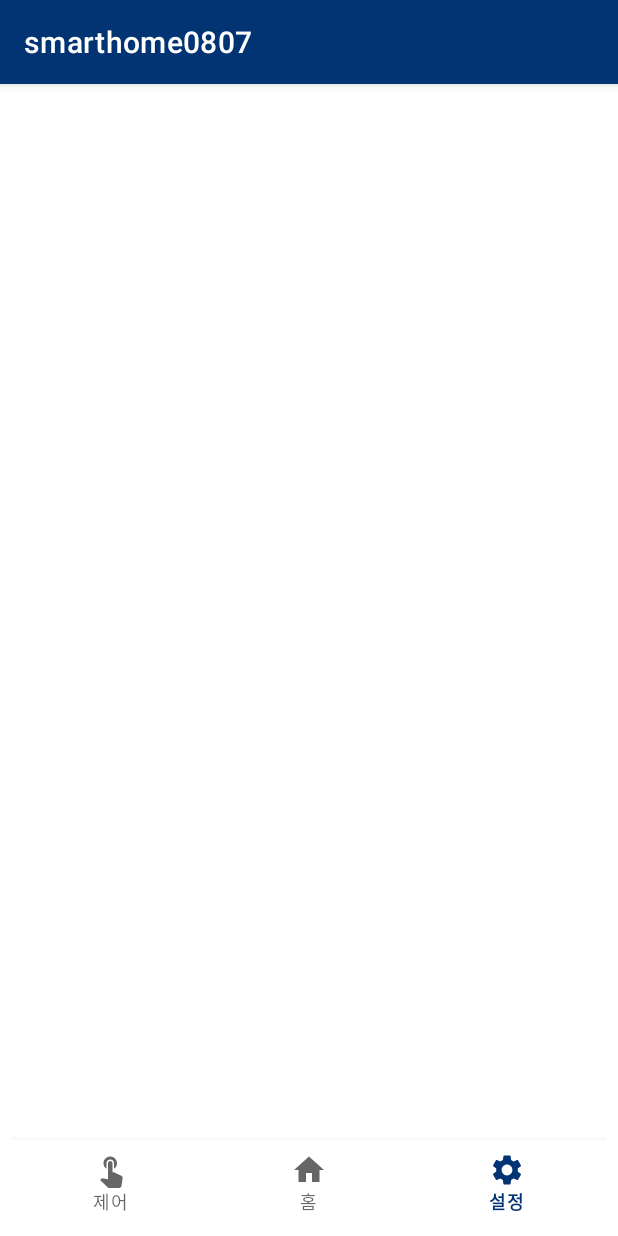
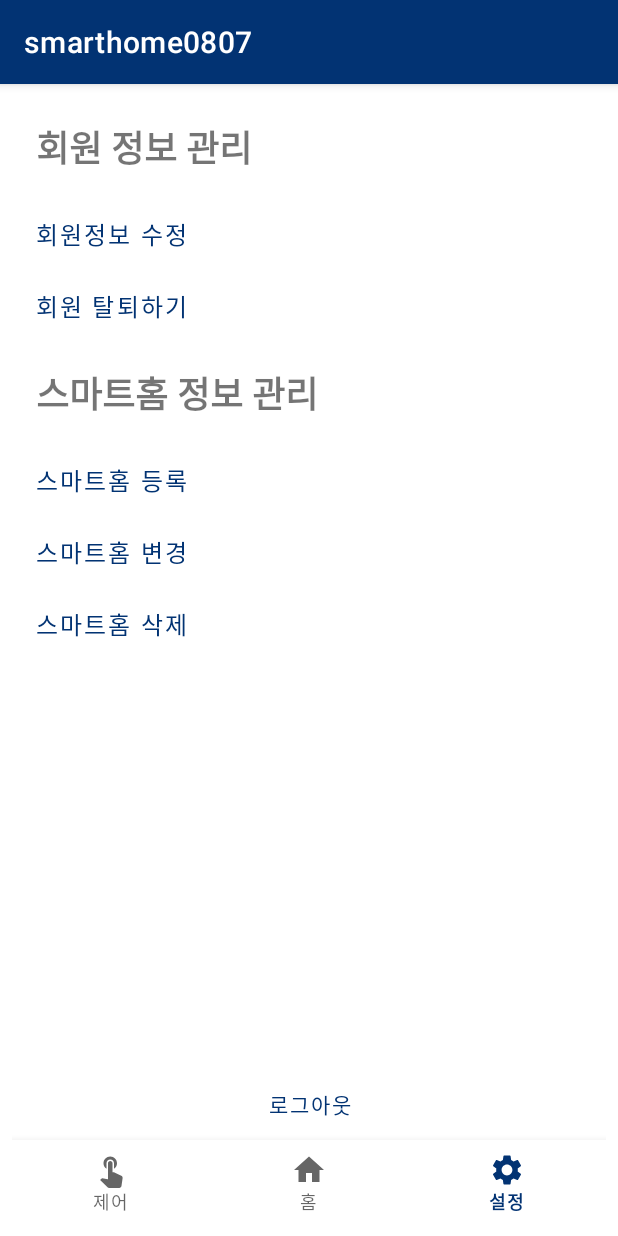
Before and after one commit to Qnokka/SmartHome, an Android app: the fragment Fragment_home placed in its activity, item 3 of the bottom bar chosen, on a phone screen of 412 x 824 dp. Run offline under Robolectric (Android 15) with nearby library versions, the phone set to English and light mode, and no system bars.

Commit message:
221001 1.3.0 fragment name change

```diff
--- a/app/src/main/java/com/example/smarthome0807/DAO/Fragment1.java
+++ b/app/src/main/java/com/example/smarthome0807/DAO/Fragment_control.java
@@ -26,7 +26,7 @@ import retrofit2.Response;
 import retrofit2.Retrofit;
 import retrofit2.converter.gson.GsonConverterFactory;
 
-public class Fragment1 extends Fragment {
+public class Fragment_control extends Fragment {
     ViewGroup viewGroup;
 
     private String url = "http://10.0.2.2:8081";
@@ -40,7 +40,7 @@ public class Fragment1 extends Fragment {
     @Override
     public View onCreateView(@NonNull LayoutInflater inflater, @Nullable ViewGroup container, @Nullable Bundle savedInstanceState) {
 
-        viewGroup = (ViewGroup) inflater.inflate(R.layout.fragment_1, container, false);
+        viewGroup = (ViewGroup) inflater.inflate(R.layout.control_fragment, container, false);
 
         Context c = viewGroup.getContext();
         EditText editText = (EditText) viewGroup.findViewById(R.id.editTextNumber1); //창문 각도
--- a/app/src/main/java/com/example/smarthome0807/DAO/Fragment2.java
+++ b/app/src/main/java/com/example/smarthome0807/DAO/Fragment_home.java
@@ -31,7 +31,7 @@ import retrofit2.Response;
 import retrofit2.Retrofit;
 import retrofit2.converter.gson.GsonConverterFactory;
 
-public class Fragment2 extends Fragment {
+public class Fragment_home extends Fragment {
     ViewGroup viewGroup;
     private String url = "http://10.0.2.2:8081";
 
@@ -60,7 +60,7 @@ public class Fragment2 extends Fragment {
     @Nullable
     @Override
     public View onCreateView(@NonNull LayoutInflater inflater, @Nullable ViewGroup container, @Nullable Bundle savedInstanceState) {
-        viewGroup = (ViewGroup) inflater.inflate(R.layout.fragment_2,container,false);
+        viewGroup = (ViewGroup) inflater.inflate(R.layout.home_fragment,container,false);
 
         outPm10 = viewGroup.findViewById(R.id.outPM10);
         outPm25 = viewGroup.findViewById(R.id.outPM25);
--- /dev/null
+++ b/app/src/main/java/com/example/smarthome0807/DAO/Fragment_settings.java
@@ -0,0 +1,41 @@
+package com.example.smarthome0807.DAO;
+
+import android.content.Intent;
+import android.os.Bundle;
+
+import androidx.annotation.NonNull;
+import androidx.annotation.Nullable;
+import androidx.fragment.app.Fragment;
+
+import android.view.LayoutInflater;
+import android.view.View;
+import android.view.ViewGroup;
+import android.widget.Button;
+
+import com.example.smarthome0807.R;
+import com.example.smarthome0807.activity_login;
+
+public class Fragment_settings extends Fragment {
+    ViewGroup viewGroup;
+
+    @Nullable
+    @Override
+    public View onCreateView(@NonNull LayoutInflater inflater, @Nullable ViewGroup container, @Nullable Bundle savedInstanceState) {
+        viewGroup = (ViewGroup) inflater.inflate(R.layout.settings_fragment,container,false);
+
+        //로그아웃 버튼 - 화면 이동
+        Button btn = (Button) viewGroup.findViewById(R.id.logout);
+
+        btn.setOnClickListener(new View.OnClickListener() {
+            @Override
+            public void onClick(View view) {
+                Intent intent = new Intent(getActivity(),activity_login.class);
+                //fragment라서 activity intent와는 다른 방식
+                intent.addFlags(Intent.FLAG_ACTIVITY_NO_ANIMATION);
+                startActivity(intent);
+            }
+        });
+
+        return viewGroup;
+    }
+}
--- a/app/src/main/java/com/example/smarthome0807/Interface/JsonPlaceHolderApi.java
+++ b/app/src/main/java/com/example/smarthome0807/Interface/JsonPlaceHolderApi.java
@@ -1,6 +1,5 @@
 package com.example.smarthome0807.Interface;
 
-import java.util.List;
 import java.util.Map;
 
 import retrofit2.Call;
--- a/app/src/main/java/com/example/smarthome0807/Interface/RestApi.java
+++ b/app/src/main/java/com/example/smarthome0807/Interface/RestApi.java
@@ -1,6 +1,5 @@
 package com.example.smarthome0807.Interface;
 
-import java.util.List;
 import java.util.Map;
 
 import retrofit2.Call;
--- a/app/src/main/java/com/example/smarthome0807/MainActivity.java
+++ b/app/src/main/java/com/example/smarthome0807/MainActivity.java
@@ -4,17 +4,17 @@ import androidx.annotation.NonNull;
 import androidx.appcompat.app.AppCompatActivity;
 import android.os.Bundle;
 import android.view.MenuItem;
-import com.example.smarthome0807.DAO.Fragment1;
-import com.example.smarthome0807.DAO.Fragment2;
-import com.example.smarthome0807.DAO.Fragment3;
+import com.example.smarthome0807.DAO.Fragment_control;
+import com.example.smarthome0807.DAO.Fragment_home;
+import com.example.smarthome0807.DAO.Fragment_settings;
 import com.google.android.material.bottomnavigation.BottomNavigationView;
 
 public class MainActivity extends AppCompatActivity {
 
     BottomNavigationView bottomNavigationView;
-    Fragment1 fragment1;
-    Fragment2 fragment2;
-    Fragment3 fragment3;
+    Fragment_control fragment1;
+    Fragment_home fragment2;
+    Fragment_settings fragment3;
 
     @Override
     protected void onCreate(Bundle savedInstanceState) {
@@ -24,9 +24,9 @@ public class MainActivity extends AppCompatActivity {
         //하단 메뉴바 선언
         bottomNavigationView = findViewById(R.id.btm_navi);
         //프래그먼트 생성
-        fragment1 = new Fragment1();
-        fragment2 = new Fragment2();
-        fragment3 = new Fragment3();
+        fragment1 = new Fragment_control();
+        fragment2 = new Fragment_home();
+        fragment3 = new Fragment_settings();
 
         //뷰 세팅
         getSupportFragmentManager().beginTransaction().replace(R.id.frag_frame, fragment1).commitAllowingStateLoss();
--- a/app/src/main/java/com/example/smarthome0807/activity_join.java
+++ b/app/src/main/java/com/example/smarthome0807/activity_join.java
@@ -45,7 +45,7 @@ public class activity_join extends AppCompatActivity {
         join_adr = findViewById(R.id.join_adr);
         join_key = findViewById(R.id.join_key);
 
-        //한국어 입력 필터 적용
+        //입력 필터 적용
         join_name.setFilters(new InputFilter[] { filterKor });
         join_apt.setFilters(new InputFilter[] { filterKor });
         join_adr.setFilters(new InputFilter[] { filterKor });
@@ -91,7 +91,7 @@ public class activity_join extends AppCompatActivity {
 
     }
 
-    //한국어만 입력 받도록 하는 메소드
+    //영문 입력 제한 메소드
     public InputFilter filterKor = new InputFilter() {
         @Override
         public CharSequence filter(CharSequence source, int start, int end, Spanned dest, int dstart, int dend) {
@@ -140,6 +140,9 @@ public class activity_join extends AppCompatActivity {
                             //String msg = UserId+"\n"+UserPw+"\n"+UserName+"\n"+UserApt+"\n"+UserAdr+"\n"+UserKey;
                             Toast.makeText(getApplicationContext(), "회원가입 성공!", Toast.LENGTH_LONG).show();
 
+                            Intent intent = new Intent(getApplicationContext(),activity_login.class);
+                            startActivity(intent);
+
                         }else{
                             Toast.makeText(getApplicationContext(), "Error", Toast.LENGTH_LONG).show();
                         }
--- a/app/src/main/res/layout/activity_login.xml
+++ b/app/src/main/res/layout/activity_login.xml
@@ -1,7 +1,6 @@
 <?xml version="1.0" encoding="utf-8"?>
 <LinearLayout
     xmlns:android="http://schemas.android.com/apk/res/android"
-    xmlns:app="http://schemas.android.com/apk/res-auto"
     xmlns:tools="http://schemas.android.com/tools"
     android:layout_width="match_parent"
     android:layout_height="match_parent"
--- a/app/src/main/res/layout/fragment_1.xml
+++ b/app/src/main/res/layout/control_fragment.xml
@@ -4,8 +4,7 @@
     android:orientation="vertical"
     android:layout_width="match_parent"
     android:layout_height="match_parent"
-    android:gravity="center"
-   >
+    android:gravity="center">
 
     <ScrollView
         android:layout_width="match_parent"
--- a/app/src/main/res/layout/fragment_2.xml
+++ b/app/src/main/res/layout/home_fragment.xml
@@ -2,7 +2,6 @@
 <LinearLayout
     xmlns:android="http://schemas.android.com/apk/res/android"
     xmlns:app="http://schemas.android.com/apk/res-auto"
-    xmlns:tools="http://schemas.android.com/tools"
     android:orientation="vertical"
     android:layout_width="match_parent"
     android:layout_height="match_parent"
--- /dev/null
+++ b/app/src/main/res/layout/settings_fragment.xml
@@ -0,0 +1,107 @@
+<?xml version="1.0" encoding="utf-8"?>
+<LinearLayout
+    xmlns:android="http://schemas.android.com/apk/res/android"
+    xmlns:tools="http://schemas.android.com/tools"
+    android:layout_width="match_parent"
+    android:layout_height="match_parent"
+    android:background="#FFFFFF"
+    android:orientation="vertical"
+    tools:context=".activity_join">
+
+    <ScrollView
+        android:layout_width="match_parent"
+        android:layout_height="0dp"
+        android:layout_weight="1">
+
+        <LinearLayout
+            android:layout_width="match_parent"
+            android:layout_height="wrap_content"
+            android:orientation="vertical">
+
+            <TextView
+                android:id="@+id/UsersInfo"
+                android:layout_width="match_parent"
+                android:layout_height="wrap_content"
+                android:layout_margin="16dp"
+                android:text="회원 정보 관리"
+                android:textSize="24sp"
+                android:textStyle="bold" />
+
+            <Button
+                android:id="@+id/UsersInfoEdit"
+                android:layout_width="wrap_content"
+                android:layout_height="wrap_content"
+                android:background="#00ffffff"
+                android:text="회원정보 수정"
+                android:textColor="@color/purple_500"
+                android:textSize="16sp" />
+
+            <Button
+                android:id="@+id/UsersInfoDel"
+                android:layout_width="wrap_content"
+                android:layout_height="wrap_content"
+                android:background="#00ffffff"
+                android:text="회원 탈퇴하기"
+                android:textColor="@color/purple_500"
+                android:textSize="16sp" />
+
+            <TextView
+                android:id="@+id/SmartHomeInfo"
+                android:layout_width="match_parent"
+                android:layout_height="wrap_content"
+                android:layout_margin="16dp"
+                android:layout_marginTop="48dp"
+                android:text="스마트홈 정보 관리"
+                android:textSize="24sp"
+                android:textStyle="bold" />
+
+            <Button
+                android:id="@+id/SmartHomeInfoInsert"
+                android:layout_width="wrap_content"
+                android:layout_height="wrap_content"
+                android:background="#00ffffff"
+                android:text="스마트홈 등록"
+                android:textColor="@color/purple_500"
+                android:textSize="16sp" />
+
+            <Button
+                android:id="@+id/SmartHomeInfoEdit"
+                android:layout_width="wrap_content"
+                android:layout_height="wrap_content"
+                android:background="#00ffffff"
+                android:text="스마트홈 변경"
+                android:textColor="@color/purple_500"
+                android:textSize="16sp" />
+
+            <Button
+                android:id="@+id/SmartHomeInfoDel"
+                android:layout_width="wrap_content"
+                android:layout_height="wrap_content"
+                android:background="#00ffffff"
+                android:text="스마트홈 삭제"
+                android:textColor="@color/purple_500"
+                android:textSize="16sp" />
+
+        </LinearLayout>
+
+    </ScrollView>
+
+    //하단 고정
+    <LinearLayout
+        android:layout_width="match_parent"
+        android:layout_height="wrap_content"
+        android:orientation="horizontal">
+
+        <Button
+            android:id="@+id/logout"
+            android:layout_width="0dp"
+            android:layout_height="wrap_content"
+            android:layout_weight="1"
+            android:background="#00ffffff"
+            android:text="로그아웃"
+            android:textColor="@color/purple_500"
+            android:textSize="14sp" />
+
+    </LinearLayout>
+
+</LinearLayout>
```
